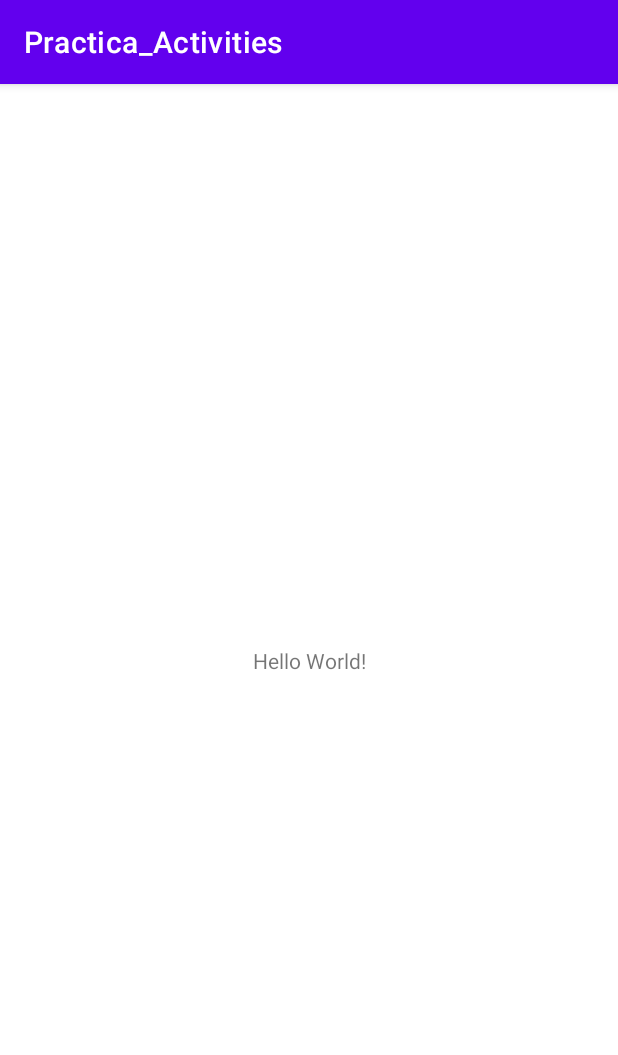
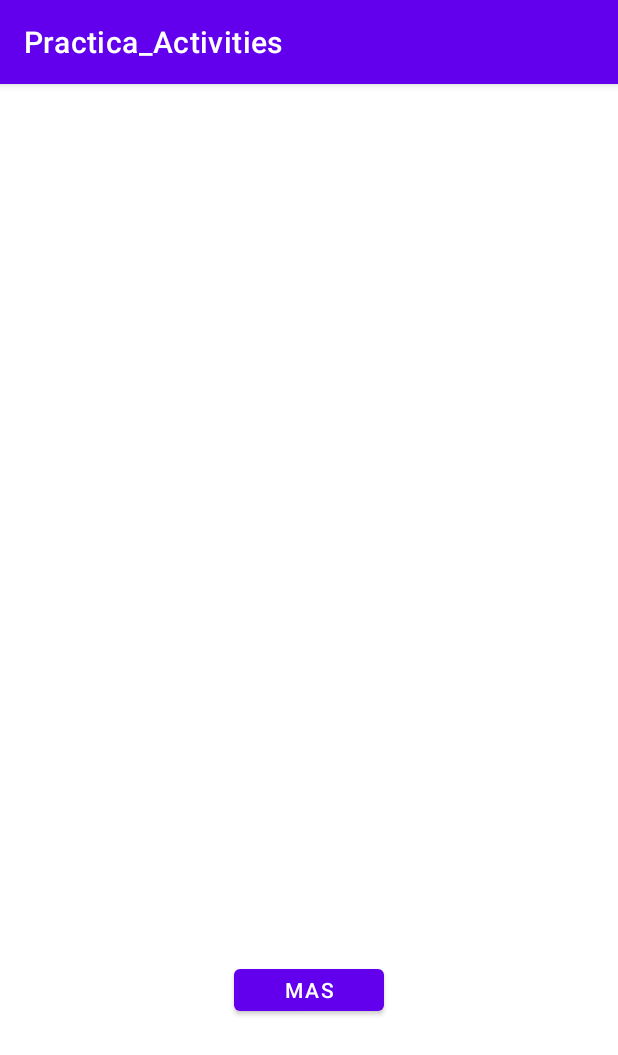
Before and after one commit to IvanCastillo-F/CFIA_Practica_Activities, an Android app: the screen it shows after launch (MainActivity), on a phone screen of 412 x 824 dp. Shown: the top 1055 px of the screen. Run offline under Robolectric (Android 15) with nearby library versions, the phone set to English and light mode, and no system bars.

Commit message:
Creación de la primera vista de la app
Se agregaron tres image view y un Button a la vista principal del proyecto

```diff
--- a/app/src/main/res/layout/activity_main.xml
+++ b/app/src/main/res/layout/activity_main.xml
@@ -6,13 +6,56 @@
     android:layout_height="match_parent"
     tools:context=".MainActivity">
 
-    <TextView
-        android:layout_width="wrap_content"
+    <androidx.constraintlayout.widget.ConstraintLayout
+        android:id="@+id/clSelectImage"
+        android:layout_width="match_parent"
         android:layout_height="wrap_content"
-        android:text="Hello World!"
         app:layout_constraintBottom_toBottomOf="parent"
-        app:layout_constraintLeft_toLeftOf="parent"
-        app:layout_constraintRight_toRightOf="parent"
-        app:layout_constraintTop_toTopOf="parent" />
+        app:layout_constraintEnd_toEndOf="parent"
+        app:layout_constraintEnd_toStartOf="parent"
+        app:layout_constraintStart_toStartOf="parent"
+        app:layout_constraintTop_toTopOf="parent">
+
+        <ImageView
+            android:id="@+id/imageSelect"
+            android:layout_width="200dp"
+            android:layout_height="200dp"
+            app:layout_constraintTop_toTopOf="parent"
+            app:layout_constraintBottom_toBottomOf="parent"
+            app:layout_constraintEnd_toEndOf="parent"
+            app:layout_constraintStart_toStartOf="parent" />
+
+        <ImageView
+            android:id="@+id/btnLeft"
+            android:layout_width="70dp"
+            android:layout_height="50dp"
+            app:layout_constraintTop_toTopOf="parent"
+            app:layout_constraintBottom_toBottomOf="parent"
+            app:layout_constraintStart_toStartOf="parent"
+            app:layout_constraintEnd_toStartOf="@+id/imageSelect" />
+
+        <ImageView
+            android:id="@+id/btnRight"
+            android:layout_width="70dp"
+            android:layout_height="50dp"
+            app:layout_constraintTop_toTopOf="parent"
+            app:layout_constraintBottom_toBottomOf="parent"
+            app:layout_constraintEnd_toEndOf="parent"
+            app:layout_constraintStart_toEndOf="@+id/imageSelect" />
+
+        <Button
+            android:id="@+id/btnMoreInfo"
+            android:layout_width="100dp"
+            android:layout_height="40dp"
+            android:layout_marginTop="100dp"
+            android:text="@string/mas_info"
+            android:textAlignment="center"
+            app:layout_constraintTop_toBottomOf="@+id/imageSelect"
+            app:layout_constraintBottom_toBottomOf="parent"
+            app:layout_constraintEnd_toEndOf="parent"
+            app:layout_constraintStart_toStartOf="parent" />
+
+
+    </androidx.constraintlayout.widget.ConstraintLayout>
 
 </androidx.constraintlayout.widget.ConstraintLayout>
--- a/app/src/main/res/values/strings.xml
+++ b/app/src/main/res/values/strings.xml
@@ -1,3 +1,4 @@
 <resources>
     <string name="app_name">Practica_Activities</string>
+    <string name="mas_info">mas info</string>
 </resources>
```
